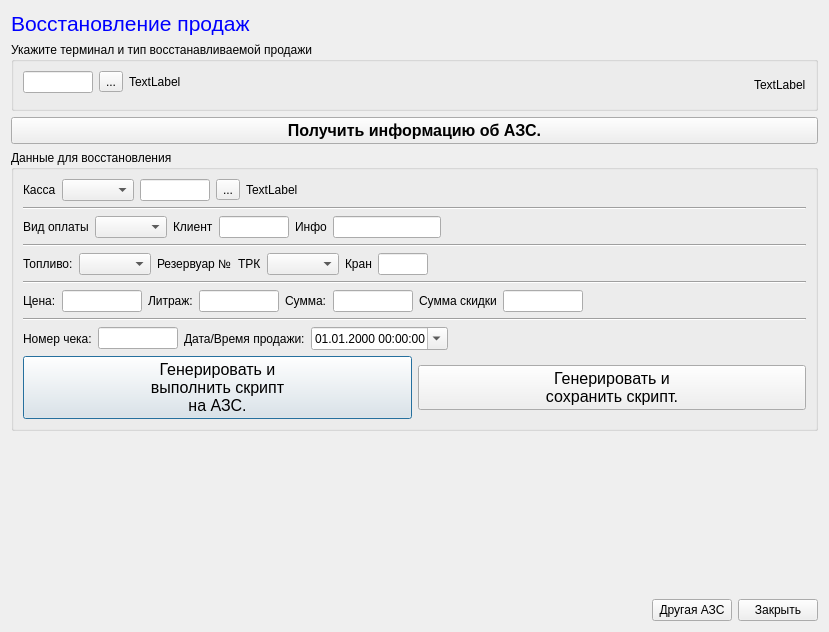
Before: the Qt Designer form lostcheckdialog.ui in rust3128/MPosEdit, drawn with Qt 5.
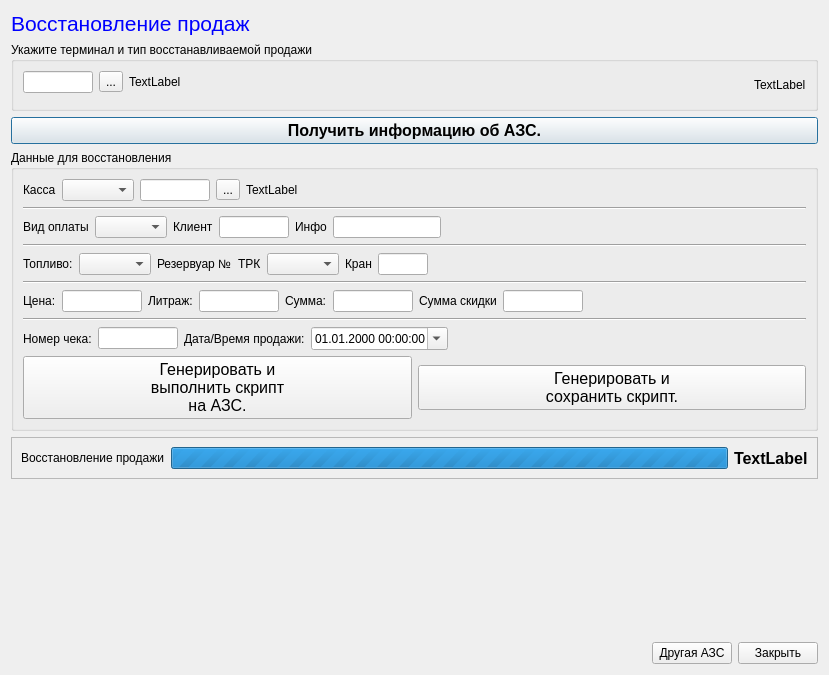
After: the same form once the commit is applied. Icons and pictures are not drawn.

```diff
--- a/lostcheckdialog.ui
+++ b/lostcheckdialog.ui
@@ -7,13 +7,13 @@
     <x>0</x>
     <y>0</y>
     <width>829</width>
-    <height>632</height>
+    <height>675</height>
    </rect>
   </property>
   <property name="windowTitle">
    <string>Dialog</string>
   </property>
-  <layout class="QGridLayout" name="gridLayout_3">
+  <layout class="QGridLayout" name="gridLayout_4">
    <item row="0" column="0">
     <widget class="QLabel" name="label">
      <property name="font">
@@ -34,7 +34,7 @@
      </property>
     </widget>
    </item>
-   <item row="1" column="0" colspan="2">
+   <item row="1" column="0">
     <widget class="QGroupBox" name="groupBoxTerminals">
      <property name="title">
       <string>Укажите терминал и тип восстанавливаемой продажи</string>
@@ -84,7 +84,40 @@
      </layout>
     </widget>
    </item>
-   <item row="3" column="0" colspan="2">
+   <item row="2" column="0">
+    <widget class="QPushButton" name="pushButtonChecAzs">
+     <property name="font">
+      <font>
+       <pointsize>12</pointsize>
+       <weight>75</weight>
+       <bold>true</bold>
+      </font>
+     </property>
+     <property name="layoutDirection">
+      <enum>Qt::LeftToRight</enum>
+     </property>
+     <property name="text">
+      <string>Получить информацию об АЗС.</string>
+     </property>
+     <property name="icon">
+      <iconset resource="resourse.qrc">
+       <normaloff>:/Image/azs.png</normaloff>:/Image/azs.png</iconset>
+     </property>
+     <property name="iconSize">
+      <size>
+       <width>64</width>
+       <height>64</height>
+      </size>
+     </property>
+     <property name="checkable">
+      <bool>false</bool>
+     </property>
+     <property name="flat">
+      <bool>false</bool>
+     </property>
+    </widget>
+   </item>
+   <item row="3" column="0">
     <widget class="QGroupBox" name="groupBoxShifts">
      <property name="title">
       <string>Данные для восстановления</string>
@@ -497,7 +530,60 @@
      </layout>
     </widget>
    </item>
-   <item row="4" column="1">
+   <item row="4" column="0">
+    <widget class="QFrame" name="frameExecute">
+     <property name="frameShape">
+      <enum>QFrame::StyledPanel</enum>
+     </property>
+     <property name="frameShadow">
+      <enum>QFrame::Raised</enum>
+     </property>
+     <layout class="QGridLayout" name="gridLayout_3">
+      <item row="0" column="0">
+       <layout class="QHBoxLayout" name="horizontalLayout_11">
+        <item>
+         <widget class="QLabel" name="label_13">
+          <property name="text">
+           <string>Восстановление продажи</string>
+          </property>
+         </widget>
+        </item>
+        <item>
+         <widget class="QProgressBar" name="progressBarExecute">
+          <property name="maximum">
+           <number>0</number>
+          </property>
+          <property name="value">
+           <number>-1</number>
+          </property>
+          <property name="textVisible">
+           <bool>false</bool>
+          </property>
+          <property name="invertedAppearance">
+           <bool>false</bool>
+          </property>
+         </widget>
+        </item>
+        <item>
+         <widget class="QLabel" name="labelStatusExecute">
+          <property name="font">
+           <font>
+            <pointsize>12</pointsize>
+            <weight>75</weight>
+            <bold>true</bold>
+           </font>
+          </property>
+          <property name="text">
+           <string>TextLabel</string>
+          </property>
+         </widget>
+        </item>
+       </layout>
+      </item>
+     </layout>
+    </widget>
+   </item>
+   <item row="5" column="0">
     <spacer name="verticalSpacer">
      <property name="orientation">
       <enum>Qt::Vertical</enum>
@@ -510,7 +596,7 @@
      </property>
     </spacer>
    </item>
-   <item row="5" column="0" colspan="2">
+   <item row="6" column="0">
     <layout class="QHBoxLayout" name="horizontalLayout_10">
      <item>
       <spacer name="horizontalSpacer_5">
@@ -541,39 +627,6 @@
      </item>
     </layout>
    </item>
-   <item row="2" column="0" colspan="2">
-    <widget class="QPushButton" name="pushButtonChecAzs">
-     <property name="font">
-      <font>
-       <pointsize>12</pointsize>
-       <weight>75</weight>
-       <bold>true</bold>
-      </font>
-     </property>
-     <property name="layoutDirection">
-      <enum>Qt::LeftToRight</enum>
-     </property>
-     <property name="text">
-      <string>Получить информацию об АЗС.</string>
-     </property>
-     <property name="icon">
-      <iconset resource="resourse.qrc">
-       <normaloff>:/Image/azs.png</normaloff>:/Image/azs.png</iconset>
-     </property>
-     <property name="iconSize">
-      <size>
-       <width>64</width>
-       <height>64</height>
-      </size>
-     </property>
-     <property name="checkable">
-      <bool>false</bool>
-     </property>
-     <property name="flat">
-      <bool>false</bool>
-     </property>
-    </widget>
-   </item>
   </layout>
  </widget>
  <resources>
```
